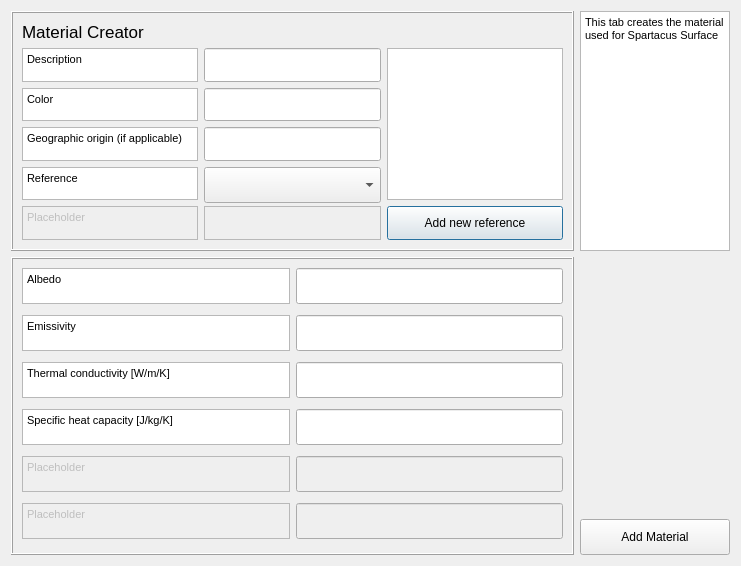
First picture: the form in tabs/Spartacus_material_tab.ui, repository gusbacos/suews_database_manager, before the edit.
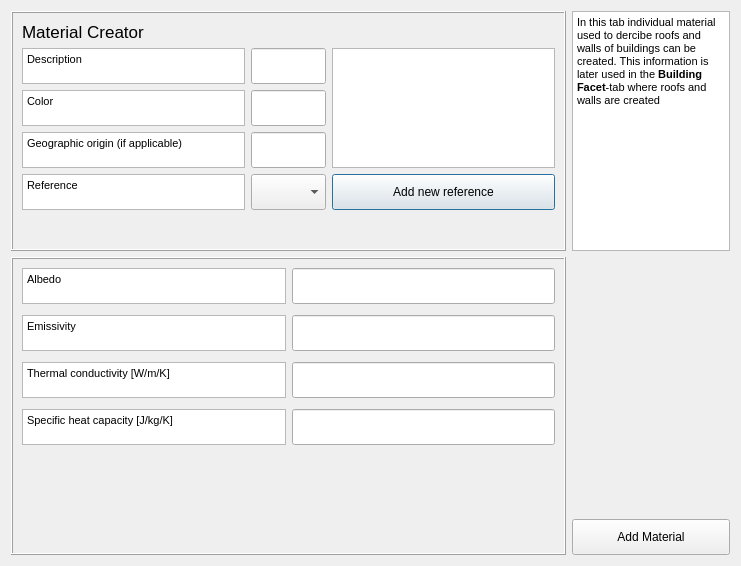
Second picture: the form after the edit. Custom widgets are drawn as their Qt base class.

Patch:
```diff
--- a/tabs/Spartacus_material_tab.ui
+++ b/tabs/Spartacus_material_tab.ui
@@ -78,32 +78,6 @@
         </property>
        </widget>
       </item>
-      <item row="5" column="1">
-       <widget class="QTextBrowser" name="textBrowserOrig_9">
-        <property name="enabled">
-         <bool>false</bool>
-        </property>
-        <property name="sizePolicy">
-         <sizepolicy hsizetype="Expanding" vsizetype="Preferred">
-          <horstretch>0</horstretch>
-          <verstretch>0</verstretch>
-         </sizepolicy>
-        </property>
-        <property name="maximumSize">
-         <size>
-          <width>16777215</width>
-          <height>36</height>
-         </size>
-        </property>
-        <property name="html">
-         <string>&lt;!DOCTYPE HTML PUBLIC &quot;-//W3C//DTD HTML 4.0//EN&quot; &quot;http://www.w3.org/TR/REC-html40/strict.dtd&quot;&gt;
-&lt;html&gt;&lt;head&gt;&lt;meta name=&quot;qrichtext&quot; content=&quot;1&quot; /&gt;&lt;style type=&quot;text/css&quot;&gt;
-p, li { white-space: pre-wrap; }
-&lt;/style&gt;&lt;/head&gt;&lt;body style=&quot; font-family:'MS Shell Dlg 2'; font-size:7.8pt; font-weight:400; font-style:normal;&quot;&gt;
-&lt;p style=&quot;-qt-paragraph-type:empty; margin-top:0px; margin-bottom:0px; margin-left:0px; margin-right:0px; -qt-block-indent:0; text-indent:0px; font-size:8.25pt;&quot;&gt;&lt;br /&gt;&lt;/p&gt;&lt;/body&gt;&lt;/html&gt;</string>
-        </property>
-       </widget>
-      </item>
       <item row="2" column="0">
        <widget class="QTextBrowser" name="textBrowserOrig_10">
         <property name="sizePolicy">
@@ -127,53 +101,6 @@
         </property>
        </widget>
       </item>
-      <item row="5" column="2">
-       <widget class="QPushButton" name="pushButtonToRefManager">
-        <property name="enabled">
-         <bool>true</bool>
-        </property>
-        <property name="sizePolicy">
-         <sizepolicy hsizetype="Minimum" vsizetype="Expanding">
-          <horstretch>0</horstretch>
-          <verstretch>0</verstretch>
-         </sizepolicy>
-        </property>
-        <property name="maximumSize">
-         <size>
-          <width>16777215</width>
-          <height>36</height>
-         </size>
-        </property>
-        <property name="text">
-         <string>Add new reference</string>
-        </property>
-       </widget>
-      </item>
-      <item row="1" column="2" rowspan="4">
-       <widget class="QTextBrowser" name="textBrowserRef">
-        <property name="enabled">
-         <bool>true</bool>
-        </property>
-        <property name="sizePolicy">
-         <sizepolicy hsizetype="Preferred" vsizetype="Expanding">
-          <horstretch>0</horstretch>
-          <verstretch>0</verstretch>
-         </sizepolicy>
-        </property>
-        <property name="minimumSize">
-         <size>
-          <width>0</width>
-          <height>0</height>
-         </size>
-        </property>
-        <property name="maximumSize">
-         <size>
-          <width>525</width>
-          <height>211</height>
-         </size>
-        </property>
-       </widget>
-      </item>
       <item row="1" column="0">
        <widget class="QTextBrowser" name="textBrowserDesc">
         <property name="sizePolicy">
@@ -260,32 +187,6 @@
         </property>
        </widget>
       </item>
-      <item row="5" column="0">
-       <widget class="QTextBrowser" name="textBrowserOrig_8">
-        <property name="enabled">
-         <bool>false</bool>
-        </property>
-        <property name="sizePolicy">
-         <sizepolicy hsizetype="Expanding" vsizetype="Preferred">
-          <horstretch>0</horstretch>
-          <verstretch>0</verstretch>
-         </sizepolicy>
-        </property>
-        <property name="maximumSize">
-         <size>
-          <width>16777215</width>
-          <height>36</height>
-         </size>
-        </property>
-        <property name="html">
-         <string>&lt;!DOCTYPE HTML PUBLIC &quot;-//W3C//DTD HTML 4.0//EN&quot; &quot;http://www.w3.org/TR/REC-html40/strict.dtd&quot;&gt;
-&lt;html&gt;&lt;head&gt;&lt;meta name=&quot;qrichtext&quot; content=&quot;1&quot; /&gt;&lt;style type=&quot;text/css&quot;&gt;
-p, li { white-space: pre-wrap; }
-&lt;/style&gt;&lt;/head&gt;&lt;body style=&quot; font-family:'MS Shell Dlg 2'; font-size:7.8pt; font-weight:400; font-style:normal;&quot;&gt;
-&lt;p style=&quot; margin-top:0px; margin-bottom:0px; margin-left:0px; margin-right:0px; -qt-block-indent:0; text-indent:0px;&quot;&gt;&lt;span style=&quot; font-size:8.25pt;&quot;&gt;Placeholder&lt;/span&gt;&lt;/p&gt;&lt;/body&gt;&lt;/html&gt;</string>
-        </property>
-       </widget>
-      </item>
       <item row="4" column="1">
        <widget class="QComboBox" name="comboBoxRef">
         <property name="enabled">
@@ -328,6 +229,66 @@
         </property>
        </widget>
       </item>
+      <item row="1" column="2" rowspan="3">
+       <widget class="QTextBrowser" name="textBrowserRef">
+        <property name="enabled">
+         <bool>true</bool>
+        </property>
+        <property name="sizePolicy">
+         <sizepolicy hsizetype="Preferred" vsizetype="Expanding">
+          <horstretch>0</horstretch>
+          <verstretch>0</verstretch>
+         </sizepolicy>
+        </property>
+        <property name="minimumSize">
+         <size>
+          <width>0</width>
+          <height>0</height>
+         </size>
+        </property>
+        <property name="maximumSize">
+         <size>
+          <width>525</width>
+          <height>211</height>
+         </size>
+        </property>
+       </widget>
+      </item>
+      <item row="4" column="2">
+       <widget class="QPushButton" name="pushButtonToRefManager">
+        <property name="enabled">
+         <bool>true</bool>
+        </property>
+        <property name="sizePolicy">
+         <sizepolicy hsizetype="Minimum" vsizetype="Expanding">
+          <horstretch>0</horstretch>
+          <verstretch>0</verstretch>
+         </sizepolicy>
+        </property>
+        <property name="maximumSize">
+         <size>
+          <width>16777215</width>
+          <height>36</height>
+         </size>
+        </property>
+        <property name="text">
+         <string>Add new reference</string>
+        </property>
+       </widget>
+      </item>
+      <item row="5" column="0" colspan="3">
+       <spacer name="verticalSpacer_2">
+        <property name="orientation">
+         <enum>Qt::Vertical</enum>
+        </property>
+        <property name="sizeHint" stdset="0">
+         <size>
+          <width>20</width>
+          <height>40</height>
+         </size>
+        </property>
+       </spacer>
+      </item>
      </layout>
     </widget>
    </item>
@@ -359,7 +320,7 @@
 &lt;html&gt;&lt;head&gt;&lt;meta name=&quot;qrichtext&quot; content=&quot;1&quot; /&gt;&lt;style type=&quot;text/css&quot;&gt;
 p, li { white-space: pre-wrap; }
 &lt;/style&gt;&lt;/head&gt;&lt;body style=&quot; font-family:'MS Shell Dlg 2'; font-size:7.8pt; font-weight:400; font-style:normal;&quot;&gt;
-&lt;p style=&quot; margin-top:12px; margin-bottom:12px; margin-left:0px; margin-right:0px; -qt-block-indent:0; text-indent:0px;&quot;&gt;&lt;span style=&quot; font-size:8pt;&quot;&gt;This tab creates the material used for Spartacus Surface&lt;/span&gt;&lt;/p&gt;&lt;/body&gt;&lt;/html&gt;</string>
+&lt;p style=&quot; margin-top:12px; margin-bottom:12px; margin-left:0px; margin-right:0px; -qt-block-indent:0; text-indent:0px;&quot;&gt;&lt;span style=&quot; font-size:8pt;&quot;&gt;In this tab individual material used to dercibe roofs and walls of buildings can be created. This information is later used in the &lt;/span&gt;&lt;span style=&quot; font-size:8pt; font-weight:600;&quot;&gt;Building Facet&lt;/span&gt;&lt;span style=&quot; font-size:8pt;&quot;&gt;-tab where roofs and walls are created&lt;/span&gt;&lt;/p&gt;&lt;/body&gt;&lt;/html&gt;</string>
      </property>
     </widget>
    </item>
@@ -375,199 +336,6 @@
       <property name="verticalSpacing">
        <number>11</number>
       </property>
-      <item row="10" column="1">
-       <widget class="QgsFilterLineEdit" name="textEditDesc_6">
-        <property name="enabled">
-         <bool>false</bool>
-        </property>
-        <property name="sizePolicy">
-         <sizepolicy hsizetype="Expanding" vsizetype="Preferred">
-          <horstretch>0</horstretch>
-          <verstretch>0</verstretch>
-         </sizepolicy>
-        </property>
-        <property name="maximumSize">
-         <size>
-          <width>16777215</width>
-          <height>36</height>
-         </size>
-        </property>
-        <property name="inputMethodHints">
-         <set>Qt::ImhNone</set>
-        </property>
-        <property name="qgisRelation" stdset="0">
-         <string notr="true"/>
-        </property>
-       </widget>
-      </item>
-      <item row="9" column="0">
-       <widget class="QTextBrowser" name="textBrowserOrig_5">
-        <property name="sizePolicy">
-         <sizepolicy hsizetype="Expanding" vsizetype="Preferred">
-          <horstretch>0</horstretch>
-          <verstretch>0</verstretch>
-         </sizepolicy>
-        </property>
-        <property name="maximumSize">
-         <size>
-          <width>16777215</width>
-          <height>36</height>
-         </size>
-        </property>
-        <property name="html">
-         <string>&lt;!DOCTYPE HTML PUBLIC &quot;-//W3C//DTD HTML 4.0//EN&quot; &quot;http://www.w3.org/TR/REC-html40/strict.dtd&quot;&gt;
-&lt;html&gt;&lt;head&gt;&lt;meta name=&quot;qrichtext&quot; content=&quot;1&quot; /&gt;&lt;style type=&quot;text/css&quot;&gt;
-p, li { white-space: pre-wrap; }
-&lt;/style&gt;&lt;/head&gt;&lt;body style=&quot; font-family:'MS Shell Dlg 2'; font-size:7.8pt; font-weight:400; font-style:normal;&quot;&gt;
-&lt;p style=&quot; margin-top:0px; margin-bottom:0px; margin-left:0px; margin-right:0px; -qt-block-indent:0; text-indent:0px;&quot;&gt;&lt;span style=&quot; font-size:8.25pt;&quot;&gt;Specific heat capacity [J/kg/K]&lt;/span&gt;&lt;/p&gt;&lt;/body&gt;&lt;/html&gt;</string>
-        </property>
-       </widget>
-      </item>
-      <item row="11" column="0">
-       <widget class="QTextBrowser" name="textBrowserOrig_7">
-        <property name="enabled">
-         <bool>false</bool>
-        </property>
-        <property name="sizePolicy">
-         <sizepolicy hsizetype="Expanding" vsizetype="Preferred">
-          <horstretch>0</horstretch>
-          <verstretch>0</verstretch>
-         </sizepolicy>
-        </property>
-        <property name="maximumSize">
-         <size>
-          <width>16777215</width>
-          <height>36</height>
-         </size>
-        </property>
-        <property name="html">
-         <string>&lt;!DOCTYPE HTML PUBLIC &quot;-//W3C//DTD HTML 4.0//EN&quot; &quot;http://www.w3.org/TR/REC-html40/strict.dtd&quot;&gt;
-&lt;html&gt;&lt;head&gt;&lt;meta name=&quot;qrichtext&quot; content=&quot;1&quot; /&gt;&lt;style type=&quot;text/css&quot;&gt;
-p, li { white-space: pre-wrap; }
-&lt;/style&gt;&lt;/head&gt;&lt;body style=&quot; font-family:'MS Shell Dlg 2'; font-size:7.8pt; font-weight:400; font-style:normal;&quot;&gt;
-&lt;p style=&quot; margin-top:0px; margin-bottom:0px; margin-left:0px; margin-right:0px; -qt-block-indent:0; text-indent:0px;&quot;&gt;&lt;span style=&quot; font-size:8pt;&quot;&gt;Placeholder&lt;/span&gt;&lt;/p&gt;&lt;/body&gt;&lt;/html&gt;</string>
-        </property>
-       </widget>
-      </item>
-      <item row="7" column="0">
-       <widget class="QTextBrowser" name="textBrowserOrig_3">
-        <property name="sizePolicy">
-         <sizepolicy hsizetype="Expanding" vsizetype="Preferred">
-          <horstretch>0</horstretch>
-          <verstretch>0</verstretch>
-         </sizepolicy>
-        </property>
-        <property name="maximumSize">
-         <size>
-          <width>16777215</width>
-          <height>36</height>
-         </size>
-        </property>
-        <property name="html">
-         <string>&lt;!DOCTYPE HTML PUBLIC &quot;-//W3C//DTD HTML 4.0//EN&quot; &quot;http://www.w3.org/TR/REC-html40/strict.dtd&quot;&gt;
-&lt;html&gt;&lt;head&gt;&lt;meta name=&quot;qrichtext&quot; content=&quot;1&quot; /&gt;&lt;style type=&quot;text/css&quot;&gt;
-p, li { white-space: pre-wrap; }
-&lt;/style&gt;&lt;/head&gt;&lt;body style=&quot; font-family:'MS Shell Dlg 2'; font-size:7.8pt; font-weight:400; font-style:normal;&quot;&gt;
-&lt;p style=&quot; margin-top:0px; margin-bottom:0px; margin-left:0px; margin-right:0px; -qt-block-indent:0; text-indent:0px;&quot;&gt;&lt;span style=&quot; font-size:8pt;&quot;&gt;Emissivity&lt;/span&gt;&lt;/p&gt;&lt;/body&gt;&lt;/html&gt;</string>
-        </property>
-       </widget>
-      </item>
-      <item row="7" column="1">
-       <widget class="QgsFilterLineEdit" name="textEditEmissivity">
-        <property name="sizePolicy">
-         <sizepolicy hsizetype="Expanding" vsizetype="Preferred">
-          <horstretch>0</horstretch>
-          <verstretch>0</verstretch>
-         </sizepolicy>
-        </property>
-        <property name="maximumSize">
-         <size>
-          <width>16777215</width>
-          <height>36</height>
-         </size>
-        </property>
-        <property name="inputMethodHints">
-         <set>Qt::ImhNone</set>
-        </property>
-        <property name="qgisRelation" stdset="0">
-         <string notr="true"/>
-        </property>
-       </widget>
-      </item>
-      <item row="11" column="1">
-       <widget class="QgsFilterLineEdit" name="textEditDesc_7">
-        <property name="enabled">
-         <bool>false</bool>
-        </property>
-        <property name="sizePolicy">
-         <sizepolicy hsizetype="Expanding" vsizetype="Preferred">
-          <horstretch>0</horstretch>
-          <verstretch>0</verstretch>
-         </sizepolicy>
-        </property>
-        <property name="maximumSize">
-         <size>
-          <width>16777215</width>
-          <height>36</height>
-         </size>
-        </property>
-        <property name="inputMethodHints">
-         <set>Qt::ImhNone</set>
-        </property>
-        <property name="qgisRelation" stdset="0">
-         <string notr="true"/>
-        </property>
-       </widget>
-      </item>
-      <item row="8" column="0">
-       <widget class="QTextBrowser" name="textBrowserOrig_4">
-        <property name="sizePolicy">
-         <sizepolicy hsizetype="Expanding" vsizetype="Preferred">
-          <horstretch>0</horstretch>
-          <verstretch>0</verstretch>
-         </sizepolicy>
-        </property>
-        <property name="maximumSize">
-         <size>
-          <width>16777215</width>
-          <height>36</height>
-         </size>
-        </property>
-        <property name="html">
-         <string>&lt;!DOCTYPE HTML PUBLIC &quot;-//W3C//DTD HTML 4.0//EN&quot; &quot;http://www.w3.org/TR/REC-html40/strict.dtd&quot;&gt;
-&lt;html&gt;&lt;head&gt;&lt;meta name=&quot;qrichtext&quot; content=&quot;1&quot; /&gt;&lt;style type=&quot;text/css&quot;&gt;
-p, li { white-space: pre-wrap; }
-&lt;/style&gt;&lt;/head&gt;&lt;body style=&quot; font-family:'MS Shell Dlg 2'; font-size:7.8pt; font-weight:400; font-style:normal;&quot;&gt;
-&lt;p style=&quot; margin-top:0px; margin-bottom:0px; margin-left:0px; margin-right:0px; -qt-block-indent:0; text-indent:0px;&quot;&gt;&lt;span style=&quot; font-size:8.25pt;&quot;&gt;Thermal conductivity [W/m/K]&lt;/span&gt;&lt;/p&gt;&lt;/body&gt;&lt;/html&gt;</string>
-        </property>
-       </widget>
-      </item>
-      <item row="10" column="0">
-       <widget class="QTextBrowser" name="textBrowserOrig_6">
-        <property name="enabled">
-         <bool>false</bool>
-        </property>
-        <property name="sizePolicy">
-         <sizepolicy hsizetype="Expanding" vsizetype="Preferred">
-          <horstretch>0</horstretch>
-          <verstretch>0</verstretch>
-         </sizepolicy>
-        </property>
-        <property name="maximumSize">
-         <size>
-          <width>16777215</width>
-          <height>36</height>
-         </size>
-        </property>
-        <property name="html">
-         <string>&lt;!DOCTYPE HTML PUBLIC &quot;-//W3C//DTD HTML 4.0//EN&quot; &quot;http://www.w3.org/TR/REC-html40/strict.dtd&quot;&gt;
-&lt;html&gt;&lt;head&gt;&lt;meta name=&quot;qrichtext&quot; content=&quot;1&quot; /&gt;&lt;style type=&quot;text/css&quot;&gt;
-p, li { white-space: pre-wrap; }
-&lt;/style&gt;&lt;/head&gt;&lt;body style=&quot; font-family:'MS Shell Dlg 2'; font-size:7.8pt; font-weight:400; font-style:normal;&quot;&gt;
-&lt;p style=&quot; margin-top:0px; margin-bottom:0px; margin-left:0px; margin-right:0px; -qt-block-indent:0; text-indent:0px;&quot;&gt;&lt;span style=&quot; font-size:8.25pt;&quot;&gt;Placeholder&lt;/span&gt;&lt;/p&gt;&lt;/body&gt;&lt;/html&gt;</string>
-        </property>
-       </widget>
-      </item>
       <item row="6" column="0">
        <widget class="QTextBrowser" name="textBrowserOrig_2">
         <property name="sizePolicy">
@@ -591,28 +359,6 @@
         </property>
        </widget>
       </item>
-      <item row="6" column="1">
-       <widget class="QgsFilterLineEdit" name="textEditAlbedo">
-        <property name="sizePolicy">
-         <sizepolicy hsizetype="Expanding" vsizetype="Preferred">
-          <horstretch>0</horstretch>
-          <verstretch>0</verstretch>
-         </sizepolicy>
-        </property>
-        <property name="maximumSize">
-         <size>
-          <width>16777215</width>
-          <height>36</height>
-         </size>
-        </property>
-        <property name="inputMethodHints">
-         <set>Qt::ImhNone</set>
-        </property>
-        <property name="qgisRelation" stdset="0">
-         <string notr="true"/>
-        </property>
-       </widget>
-      </item>
       <item row="8" column="1">
        <widget class="QgsFilterLineEdit" name="textEditThermalC">
         <property name="sizePolicy">
@@ -657,6 +403,132 @@
         </property>
        </widget>
       </item>
+      <item row="7" column="1">
+       <widget class="QgsFilterLineEdit" name="textEditEmissivity">
+        <property name="sizePolicy">
+         <sizepolicy hsizetype="Expanding" vsizetype="Preferred">
+          <horstretch>0</horstretch>
+          <verstretch>0</verstretch>
+         </sizepolicy>
+        </property>
+        <property name="maximumSize">
+         <size>
+          <width>16777215</width>
+          <height>36</height>
+         </size>
+        </property>
+        <property name="inputMethodHints">
+         <set>Qt::ImhNone</set>
+        </property>
+        <property name="qgisRelation" stdset="0">
+         <string notr="true"/>
+        </property>
+       </widget>
+      </item>
+      <item row="7" column="0">
+       <widget class="QTextBrowser" name="textBrowserOrig_3">
+        <property name="sizePolicy">
+         <sizepolicy hsizetype="Expanding" vsizetype="Preferred">
+          <horstretch>0</horstretch>
+          <verstretch>0</verstretch>
+         </sizepolicy>
+        </property>
+        <property name="maximumSize">
+         <size>
+          <width>16777215</width>
+          <height>36</height>
+         </size>
+        </property>
+        <property name="html">
+         <string>&lt;!DOCTYPE HTML PUBLIC &quot;-//W3C//DTD HTML 4.0//EN&quot; &quot;http://www.w3.org/TR/REC-html40/strict.dtd&quot;&gt;
+&lt;html&gt;&lt;head&gt;&lt;meta name=&quot;qrichtext&quot; content=&quot;1&quot; /&gt;&lt;style type=&quot;text/css&quot;&gt;
+p, li { white-space: pre-wrap; }
+&lt;/style&gt;&lt;/head&gt;&lt;body style=&quot; font-family:'MS Shell Dlg 2'; font-size:7.8pt; font-weight:400; font-style:normal;&quot;&gt;
+&lt;p style=&quot; margin-top:0px; margin-bottom:0px; margin-left:0px; margin-right:0px; -qt-block-indent:0; text-indent:0px;&quot;&gt;&lt;span style=&quot; font-size:8pt;&quot;&gt;Emissivity&lt;/span&gt;&lt;/p&gt;&lt;/body&gt;&lt;/html&gt;</string>
+        </property>
+       </widget>
+      </item>
+      <item row="6" column="1">
+       <widget class="QgsFilterLineEdit" name="textEditAlbedo">
+        <property name="sizePolicy">
+         <sizepolicy hsizetype="Expanding" vsizetype="Preferred">
+          <horstretch>0</horstretch>
+          <verstretch>0</verstretch>
+         </sizepolicy>
+        </property>
+        <property name="maximumSize">
+         <size>
+          <width>16777215</width>
+          <height>36</height>
+         </size>
+        </property>
+        <property name="inputMethodHints">
+         <set>Qt::ImhNone</set>
+        </property>
+        <property name="qgisRelation" stdset="0">
+         <string notr="true"/>
+        </property>
+       </widget>
+      </item>
+      <item row="9" column="0">
+       <widget class="QTextBrowser" name="textBrowserOrig_5">
+        <property name="sizePolicy">
+         <sizepolicy hsizetype="Expanding" vsizetype="Preferred">
+          <horstretch>0</horstretch>
+          <verstretch>0</verstretch>
+         </sizepolicy>
+        </property>
+        <property name="maximumSize">
+         <size>
+          <width>16777215</width>
+          <height>36</height>
+         </size>
+        </property>
+        <property name="html">
+         <string>&lt;!DOCTYPE HTML PUBLIC &quot;-//W3C//DTD HTML 4.0//EN&quot; &quot;http://www.w3.org/TR/REC-html40/strict.dtd&quot;&gt;
+&lt;html&gt;&lt;head&gt;&lt;meta name=&quot;qrichtext&quot; content=&quot;1&quot; /&gt;&lt;style type=&quot;text/css&quot;&gt;
+p, li { white-space: pre-wrap; }
+&lt;/style&gt;&lt;/head&gt;&lt;body style=&quot; font-family:'MS Shell Dlg 2'; font-size:7.8pt; font-weight:400; font-style:normal;&quot;&gt;
+&lt;p style=&quot; margin-top:0px; margin-bottom:0px; margin-left:0px; margin-right:0px; -qt-block-indent:0; text-indent:0px;&quot;&gt;&lt;span style=&quot; font-size:8.25pt;&quot;&gt;Specific heat capacity [J/kg/K]&lt;/span&gt;&lt;/p&gt;&lt;/body&gt;&lt;/html&gt;</string>
+        </property>
+       </widget>
+      </item>
+      <item row="8" column="0">
+       <widget class="QTextBrowser" name="textBrowserOrig_4">
+        <property name="sizePolicy">
+         <sizepolicy hsizetype="Expanding" vsizetype="Preferred">
+          <horstretch>0</horstretch>
+          <verstretch>0</verstretch>
+         </sizepolicy>
+        </property>
+        <property name="maximumSize">
+         <size>
+          <width>16777215</width>
+          <height>36</height>
+         </size>
+        </property>
+        <property name="html">
+         <string>&lt;!DOCTYPE HTML PUBLIC &quot;-//W3C//DTD HTML 4.0//EN&quot; &quot;http://www.w3.org/TR/REC-html40/strict.dtd&quot;&gt;
+&lt;html&gt;&lt;head&gt;&lt;meta name=&quot;qrichtext&quot; content=&quot;1&quot; /&gt;&lt;style type=&quot;text/css&quot;&gt;
+p, li { white-space: pre-wrap; }
+&lt;/style&gt;&lt;/head&gt;&lt;body style=&quot; font-family:'MS Shell Dlg 2'; font-size:7.8pt; font-weight:400; font-style:normal;&quot;&gt;
+&lt;p style=&quot; margin-top:0px; margin-bottom:0px; margin-left:0px; margin-right:0px; -qt-block-indent:0; text-indent:0px;&quot;&gt;&lt;span style=&quot; font-size:8.25pt;&quot;&gt;Thermal conductivity [W/m/K]&lt;/span&gt;&lt;/p&gt;&lt;/body&gt;&lt;/html&gt;</string>
+        </property>
+       </widget>
+      </item>
+      <item row="10" column="0" colspan="2">
+       <spacer name="verticalSpacer">
+        <property name="orientation">
+         <enum>Qt::Vertical</enum>
+        </property>
+        <property name="sizeHint" stdset="0">
+         <size>
+          <width>20</width>
+          <height>40</height>
+         </size>
+        </property>
+       </spacer>
+      </item>
      </layout>
     </widget>
    </item>
```
